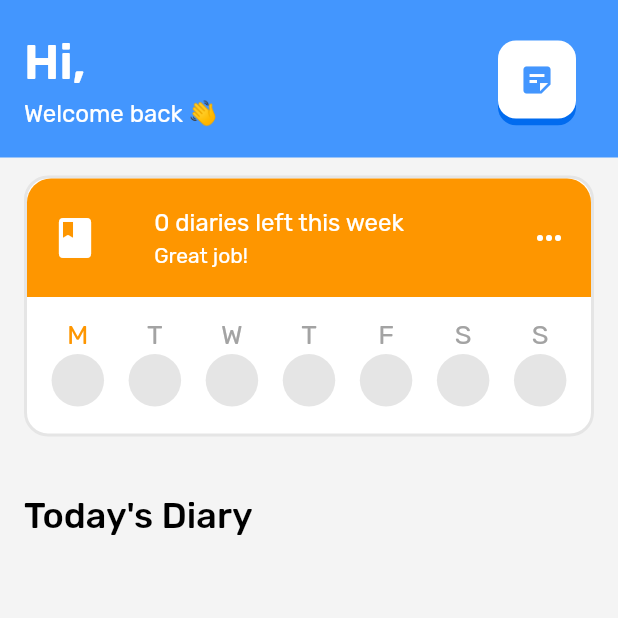
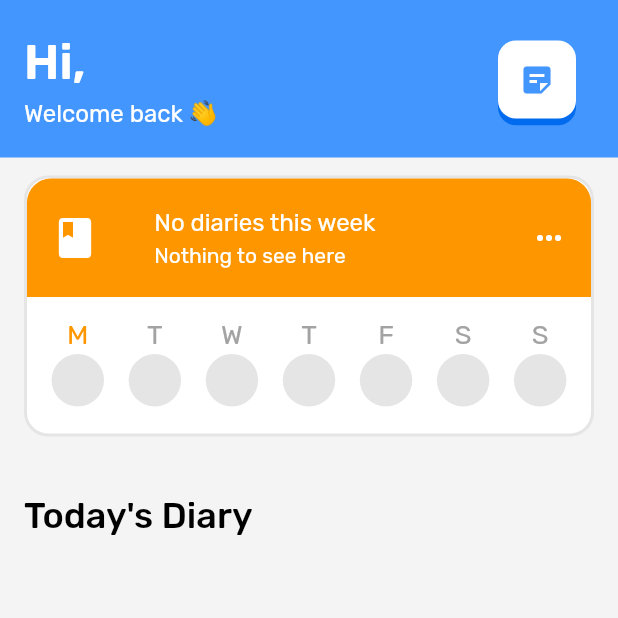
Before and after one commit to AppHatchery/Fabla-Front-end, a Flutter app: the HomePage screen opened directly, on a phone screen of 412 x 824 dp, the top half of it. Run offline on Flutter 3.47's test engine with Material 2 defaults, Android fonts, the phone set to English and light mode, and no system bars; our stand-ins replace audioplayers, awesome_notifications, bloc, equatable, flutter_bloc, flutter_screenutil and 7 more; missing offline and left inert: amplify_auth_cognito, amplify_flutter, amplify_storage_s3, audio_session, aws_common, dart:ffi and 1 more; accounts and stored records are empty; generated files the repository leaves out were written again.

Commit message:
Completion Calculations
The message shown is based on the completion of the diaries, and the week starts from Sunday to Saturday

```diff
--- a/lib/screens/home/presentation/cubit/cubit/home_cubit.dart
+++ b/lib/screens/home/presentation/cubit/cubit/home_cubit.dart
@@ -68,7 +68,7 @@ class HomeCubit extends Cubit<HomeState> {
     final diaries = repository.getAllDiaries();
     final thisWeek = diaries
         .where((element) =>
-            element.due.isAfter(monday) && element.due.isBefore(sunday))
+            element.due.isAfter(monday.subtract(const Duration(days: 1))) && element.due.isBefore(sunday))
         .toList();
     thisWeek.sort((a, b) => a.due.compareTo(b.due));
     return thisWeek;
--- a/lib/theme/components/cards.dart
+++ b/lib/theme/components/cards.dart
@@ -640,7 +640,8 @@ class CalendarCard extends StatefulWidget {
 
 class _CalendarCardState extends State<CalendarCard> {
   final List<Widget> days = [];
-  int diariesLeft = 0;
+  int? diariesLeft;
+  int? completion;
 
   @override
   void initState() {
@@ -684,12 +685,14 @@ class _CalendarCardState extends State<CalendarCard> {
                       crossAxisAlignment: CrossAxisAlignment.start,
                       children: [
                         Text(
-                          "$diariesLeft diaries left this week",
+                          diariesLeft != null
+                              ? "$diariesLeft diaries left this week"
+                              : "No diaries this week",
                           style: CustomTypography()
                               .bodyLarge(color: CustomColors.fillWhite),
                         ),
                         Text(
-                          encouragement(diariesLeft),
+                          encouragementBasedOnCompletion(completion),
                           style: CustomTypography()
                               .bodyMedium(color: CustomColors.fillWhite),
                         )
@@ -722,12 +725,25 @@ class _CalendarCardState extends State<CalendarCard> {
 
   void prepareDays() {
     final today = DateTime.now().weekday;
-    print("Length is ${widget.diaries.length}");
-    setState(() {
-      diariesLeft = widget.diaries
-          .where((element) => element.status != DiaryStatus.submitted)
-          .length;
-    });
+
+    final anyDiariesThisWeek = widget.diaries.isNotEmpty;
+
+    if (anyDiariesThisWeek) {
+      final length = widget.diaries.length;
+      setState(() {
+        diariesLeft = widget.diaries
+            .where((element) => element.status != DiaryStatus.submitted)
+            .length;
+
+        final percentage = (length - diariesLeft!) * 100 ~/ length;
+        final remainder = percentage % 10;
+        if (remainder > 5) {
+          completion = percentage + (10 - remainder);
+        } else {
+          completion = percentage - remainder;
+        }
+      });
+    }
 
     // Define a map of day abbreviations.
     final Map<int, String> dayAbbreviations = {
@@ -798,26 +814,29 @@ class _CalendarCardState extends State<CalendarCard> {
     );
   }
 
-  String encouragement(int days) {
-    switch (days) {
-      case 0:
-        return "Great job!";
-      case 1:
-        return "You're doing great!";
-      case 2:
-        return "You're on fire!";
-      case 3:
-        return "Keep it up!";
-      case 4:
-        return "You're making progress!";
-      case 5:
-        return "Just a few more to go!";
-      case 6:
-        return "You're off to a great start!";
-      case 7:
-        return "Let's get started!";
-      default:
-        return "Let's get started!";
+  String encouragementBasedOnCompletion(int? percentage) {
+    if (percentage == null) {
+      return "Nothing to see here";
     }
+
+    final messages = {
+      0: "Let's get started!",
+      if (percentage > 0 && percentage <= 10) 10: "One down, few more to go!",
+      if (percentage > 10 && percentage <= 20)
+        20: "You're off to a great start!",
+      if (percentage > 20 && percentage <= 30) 30: "Just a few more to go!",
+      if (percentage > 30 && percentage <= 40) 40: "You're making progress!",
+      if (percentage > 40 && percentage <= 50) 50: "Keep it up!",
+      if (percentage > 50 && percentage <= 60)
+        60: "Halfway there, keep pushing!",
+      if (percentage > 60 && percentage <= 70) 70: "You're doing great!",
+      if (percentage > 70 && percentage <= 80) 80: "You are almost there!",
+      if (percentage > 80 && percentage <= 90)
+        90: "You're making it look easy!",
+      if (percentage > 90 && percentage < 100)
+        99: "You're so close to the finish line!",
+      100: "Great job!",
+    };
+    return messages[percentage] ?? "Nothing to see here";
   }
 }
```
